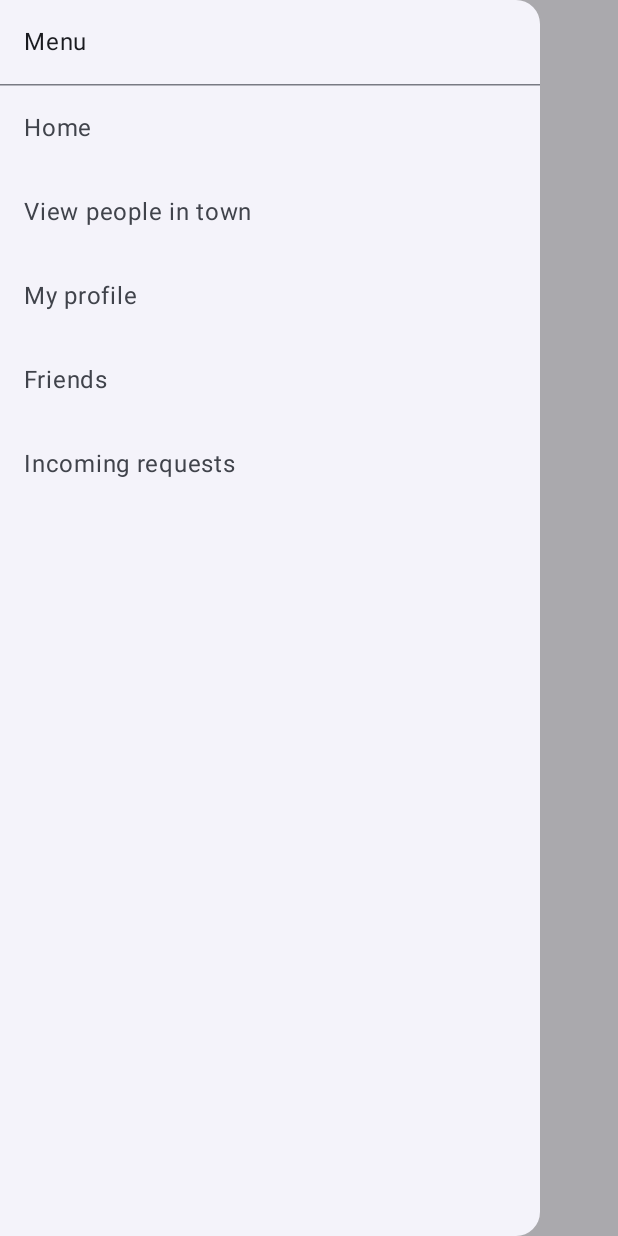
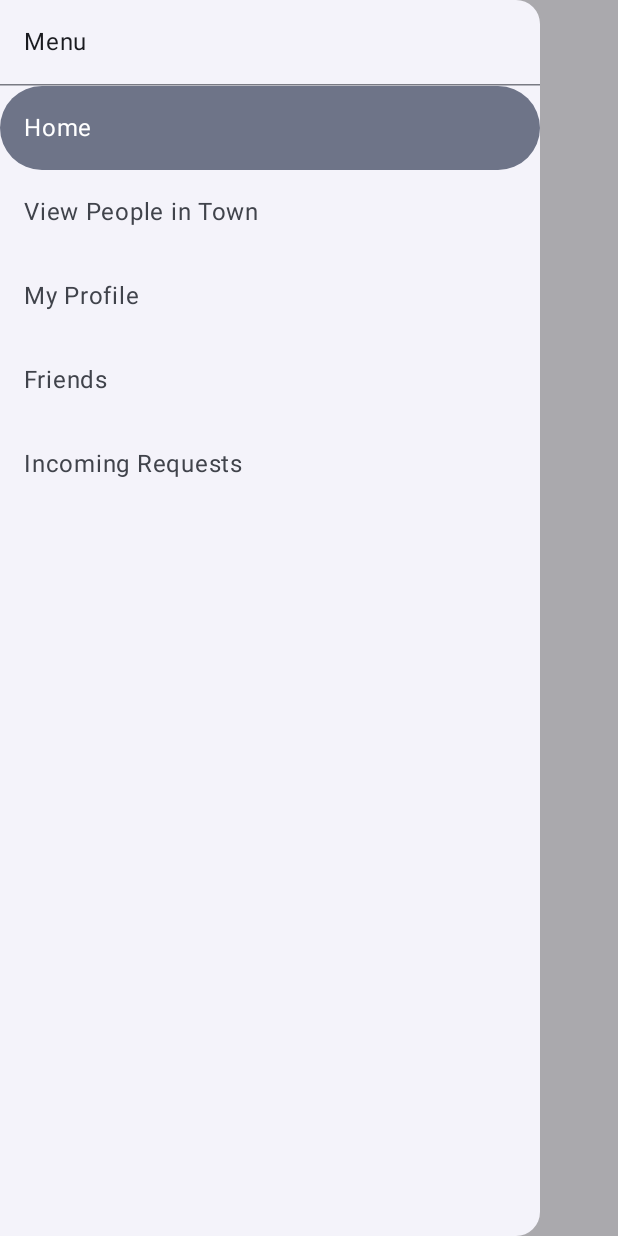
Before and after one commit to Busca99/TravelMates_PAMN, an Android app built with Jetpack Compose: the screen it shows after launch (MainActivity), after a tap on "Menu", on a phone screen of 412 x 824 dp. Run offline under Robolectric (Android 15) with nearby library versions, the phone set to English and light mode, and no system bars.

Commit message:
Pages implemented

```diff
--- a/app/build.gradle.kts
+++ b/app/build.gradle.kts
@@ -50,6 +50,8 @@ android {
 }
 
 dependencies {
+    implementation("androidx.navigation:navigation-compose:2.7.7")
+    implementation("androidx.navigation:navigation-runtime-ktx:2.7.7")
 
     implementation(libs.androidx.core.ktx)
     implementation(libs.androidx.lifecycle.runtime.ktx)
@@ -59,6 +61,7 @@ dependencies {
     implementation(libs.androidx.ui.graphics)
     implementation(libs.androidx.ui.tooling.preview)
     implementation(libs.androidx.material3)
+    implementation(libs.androidx.navigation.compose)
     testImplementation(libs.junit)
     androidTestImplementation(libs.androidx.junit)
     androidTestImplementation(libs.androidx.espresso.core)
--- a/app/src/main/java/com/example/travelmates_pamn/MainActivity.kt
+++ b/app/src/main/java/com/example/travelmates_pamn/MainActivity.kt
@@ -8,11 +8,9 @@ import androidx.compose.foundation.layout.Box
 import androidx.compose.foundation.layout.fillMaxSize
 import androidx.compose.foundation.layout.padding
 import androidx.compose.material.icons.Icons
-import androidx.compose.material.icons.filled.Add
 import androidx.compose.material.icons.filled.Menu
 import androidx.compose.material3.DrawerValue
 import androidx.compose.material3.ExperimentalMaterial3Api
-import androidx.compose.material3.ExtendedFloatingActionButton
 import androidx.compose.material3.HorizontalDivider
 import androidx.compose.material3.Icon
 import androidx.compose.material3.IconButton
@@ -24,11 +22,16 @@ import androidx.compose.material3.Text
 import androidx.compose.material3.TopAppBar
 import androidx.compose.material3.rememberDrawerState
 import androidx.compose.runtime.Composable
+import androidx.compose.runtime.getValue
 import androidx.compose.runtime.rememberCoroutineScope
 import androidx.compose.ui.Alignment
 import androidx.compose.ui.Modifier
-import androidx.compose.ui.tooling.preview.Preview
 import androidx.compose.ui.unit.dp
+import androidx.navigation.NavController
+import androidx.navigation.compose.NavHost
+import androidx.navigation.compose.composable
+import androidx.navigation.compose.currentBackStackEntryAsState
+import androidx.navigation.compose.rememberNavController
 import com.example.travelmates_pamn.ui.theme.TravelMates_PAMNTheme
 import kotlinx.coroutines.launch
 
@@ -38,18 +41,65 @@ class MainActivity : ComponentActivity() {
         enableEdgeToEdge()
         setContent {
             TravelMates_PAMNTheme {
-                DrawerStateDemo()
+                MainApp()
             }
         }
     }
 }
 
+// Screen route definitions
+sealed class Screen(val route: String) {
+    object Home : Screen("home")
+    object PeopleInTown : Screen("people_in_town")
+    object Profile : Screen("profile")
+    object Friends : Screen("friends")
+    object IncomingRequests : Screen("incoming_requests")
+}
+
+// Empty screen composables
+@Composable
+fun HomeScreen() {
+    Box(modifier = Modifier.fillMaxSize(), contentAlignment = Alignment.Center) {
+        Text("Home Screen")
+    }
+}
+
+@Composable
+fun PeopleInTownScreen() {
+    Box(modifier = Modifier.fillMaxSize(), contentAlignment = Alignment.Center) {
+        Text("People in Town Screen")
+    }
+}
+
+@Composable
+fun ProfileScreen() {
+    Box(modifier = Modifier.fillMaxSize(), contentAlignment = Alignment.Center) {
+        Text("My Profile Screen")
+    }
+}
+
+@Composable
+fun FriendsScreen() {
+    Box(modifier = Modifier.fillMaxSize(), contentAlignment = Alignment.Center) {
+        Text("Friends Screen")
+    }
+}
+
+@Composable
+fun IncomingRequestsScreen() {
+    Box(modifier = Modifier.fillMaxSize(), contentAlignment = Alignment.Center) {
+        Text("Incoming Requests Screen")
+    }
+}
+
 @OptIn(ExperimentalMaterial3Api::class)
-@Preview
 @Composable
-fun DrawerStateDemo() {
+fun MainApp() {
+    val navController = rememberNavController()
     val drawerState = rememberDrawerState(initialValue = DrawerValue.Closed)
     val scope = rememberCoroutineScope()
+    val navBackStackEntry by navController.currentBackStackEntryAsState()
+    val currentRoute = navBackStackEntry?.destination?.route
 
     ModalNavigationDrawer(
         drawerState = drawerState,
@@ -57,30 +107,42 @@ fun DrawerStateDemo() {
             ModalDrawerSheet {
                 Text("Menu", modifier = Modifier.padding(16.dp))
                 HorizontalDivider()
+
+                // Navigation drawer items
                 NavigationDrawerItem(
                     label = { Text(text = "Home") },
-                    selected = false,
-                    onClick = { /* azione */ }
+                    selected = currentRoute == Screen.Home.route,
+                    onClick = {
+                        navigateToScreen(navController, Screen.Home.route, drawerState, scope)
+                    }
                 )
                 NavigationDrawerItem(
-                    label = { Text(text = "View people in town") },
-                    selected = false,
-                    onClick = { /* azione */ }
+                    label = { Text(text = "View People in Town") },
+                    selected = currentRoute == Screen.PeopleInTown.route,
+                    onClick = {
+                        navigateToScreen(navController, Screen.PeopleInTown.route, drawerState, scope)
+                    }
                 )
                 NavigationDrawerItem(
-                    label = { Text(text = "My profile") },
-                    selected = false,
-                    onClick = { /* azione */ }
+                    label = { Text(text = "My Profile") },
+                    selected = currentRoute == Screen.Profile.route,
+                    onClick = {
+                        navigateToScreen(navController, Screen.Profile.route, drawerState, scope)
+                    }
                 )
                 NavigationDrawerItem(
                     label = { Text(text = "Friends") },
-                    selected = false,
-                    onClick = { /* azione */ }
+                    selected = currentRoute == Screen.Friends.route,
+                    onClick = {
+                        navigateToScreen(navController, Screen.Friends.route, drawerState, scope)
+                    }
                 )
                 NavigationDrawerItem(
-                    label = { Text(text = "Incoming requests") },
-                    selected = false,
-                    onClick = { /* azione */ }
+                    label = { Text(text = "Incoming Requests") },
+                    selected = currentRoute == Screen.IncomingRequests.route,
+                    onClick = {
+                        navigateToScreen(navController, Screen.IncomingRequests.route, drawerState, scope)
+                    }
                 )
             }
         }
@@ -110,37 +172,32 @@ fun DrawerStateDemo() {
                 )
             }
         ) { contentPadding ->
-            Box(
-                modifier = Modifier
-                    .fillMaxSize()
-                    .padding(contentPadding)
+            NavHost(
+                navController = navController,
+                startDestination = Screen.Home.route,
+                modifier = Modifier.padding(contentPadding)
             ) {
-                // Contenuto principale dell'app
-                Text("Contenuto principale", modifier = Modifier.align(Alignment.Center))
+                composable(Screen.Home.route) { HomeScreen() }
+                composable(Screen.PeopleInTown.route) { PeopleInTownScreen() }
+                composable(Screen.Profile.route) { ProfileScreen() }
+                composable(Screen.Friends.route) { FriendsScreen() }
+                composable(Screen.IncomingRequests.route) { IncomingRequestsScreen() }
             }
         }
     }
 }
 
-@Preview
-@Composable
-fun DrawerDemo() {
-    // [START android_compose_layout_material_modal_drawer]
-    ModalNavigationDrawer(
-        drawerContent = {
-            ModalDrawerSheet {
-                Text("Drawer title", modifier = Modifier.padding(16.dp))
-                HorizontalDivider()
-                NavigationDrawerItem(
-                    label = { Text(text = "Drawer Item") },
-                    selected = false,
-                    onClick = { /*TODO*/ }
-                )
-                // ...other drawer items
-            }
-        }
-    ) {
-        // Screen content
+// Helper function to navigate and close drawer
+fun navigateToScreen(
+    navController: NavController,
+    route: String,
+    drawerState: androidx.compose.material3.DrawerState,
+    scope: kotlinx.coroutines.CoroutineScope
+) {
+    navController.navigate(route) {
+        // Pop up to the start destination to avoid building up a large stack of destinations
+        popUpTo(navController.graph.startDestinationId)
+        launchSingleTop = true
     }
-    // [END android_compose_layout_material_modal_drawer]
+    scope.launch { drawerState.close() }
 }
--- a/gradle/libs.versions.toml
+++ b/gradle/libs.versions.toml
@@ -8,6 +8,7 @@ espressoCore = "3.6.1"
 lifecycleRuntimeKtx = "2.8.7"
 activityCompose = "1.9.3"
 composeBom = "2024.04.01"
+navigationCompose = "2.8.4"
 
 [libraries]
 androidx-core-ktx = { group = "androidx.core", name = "core-ktx", version.ref = "coreKtx" }
@@ -24,6 +25,7 @@ androidx-ui-tooling-preview = { group = "androidx.compose.ui", name = "ui-toolin
 androidx-ui-test-manifest = { group = "androidx.compose.ui", name = "ui-test-manifest" }
 androidx-ui-test-junit4 = { group = "androidx.compose.ui", name = "ui-test-junit4" }
 androidx-material3 = { group = "androidx.compose.material3", name = "material3" }
+androidx-navigation-compose = { group = "androidx.navigation", name = "navigation-compose", version.ref = "navigationCompose" }
 
 [plugins]
 android-application = { id = "com.android.application", version.ref = "agp" }
```
